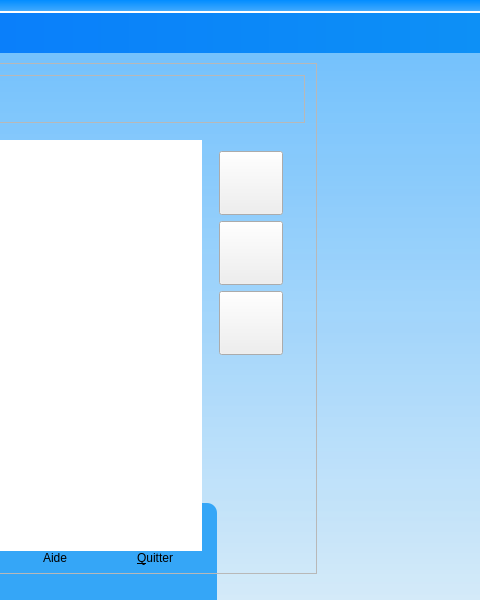
Before: the Qt Designer form mainwindow.ui in Txikilinux/abuledu-minitexte, drawn with Qt 5; both pictures show x 544 to 1024 and y 0 to 600 of the 1024 by 600 pixel window.
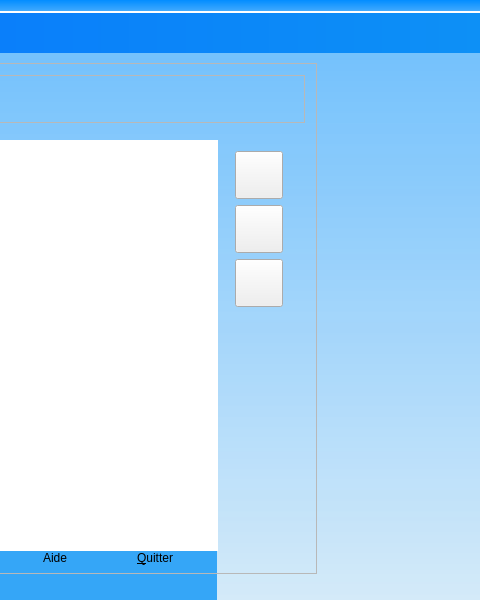
After: the same form once the commit is applied. Icons and pictures are not drawn. Custom widgets are drawn as their Qt base class.

Patch:
```diff
--- a/mainwindow.ui
+++ b/mainwindow.ui
@@ -462,8 +462,8 @@
              <widget class="AbulEduFlatBoutonV1" name="btnLire">
               <property name="minimumSize">
                <size>
-                <width>64</width>
-                <height>64</height>
+                <width>48</width>
+                <height>48</height>
                </size>
               </property>
               <property name="iconSize">
@@ -481,8 +481,8 @@
              <widget class="AbulEduFlatBoutonV1" name="btnPause">
               <property name="minimumSize">
                <size>
-                <width>64</width>
-                <height>64</height>
+                <width>48</width>
+                <height>48</height>
                </size>
               </property>
               <property name="iconeNormale">
@@ -494,8 +494,8 @@
              <widget class="AbulEduFlatBoutonV1" name="btnStop">
               <property name="minimumSize">
                <size>
-                <width>64</width>
-                <height>64</height>
+                <width>48</width>
+                <height>48</height>
                </size>
               </property>
               <property name="iconeNormale">
```
Left out of the diff: 9 changed lines with no effect on the pictures.
